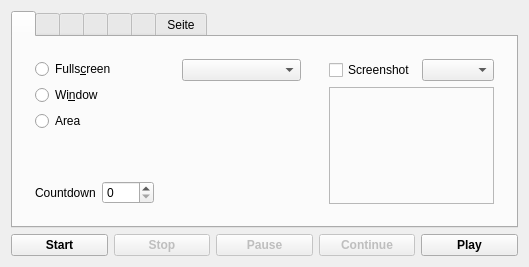
Qt form mainwindow.ui (vkohaupt/vokoscreenNG) before a commit.
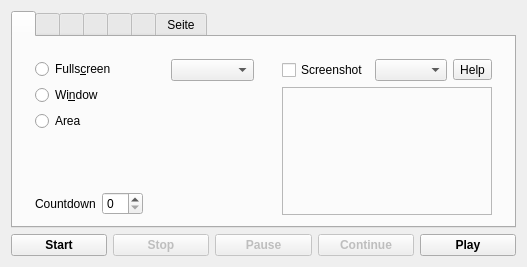
The same form after that commit.

What changed in the file:
```diff
--- a/mainwindow.ui
+++ b/mainwindow.ui
@@ -6,7 +6,7 @@
    <rect>
     <x>0</x>
     <y>0</y>
-    <width>529</width>
+    <width>527</width>
     <height>267</height>
    </rect>
   </property>
@@ -42,6 +42,9 @@
              <enum>QFrame::NoFrame</enum>
             </property>
             <layout class="QVBoxLayout" name="verticalLayout_7">
+             <property name="bottomMargin">
+              <number>0</number>
+             </property>
              <item>
               <widget class="QComboBox" name="comboBoxScreen">
                <property name="sizePolicy">
@@ -74,6 +77,9 @@
              <enum>QFrame::NoFrame</enum>
             </property>
             <layout class="QVBoxLayout" name="verticalLayout_6">
+             <property name="bottomMargin">
+              <number>0</number>
+             </property>
              <item>
               <widget class="QRadioButton" name="radioButtonFullscreen">
                <property name="text">
@@ -134,6 +140,9 @@
           <item row="1" column="3">
            <widget class="QFrame" name="frameScreenshot">
             <layout class="QVBoxLayout" name="verticalLayout_13">
+             <property name="bottomMargin">
+              <number>0</number>
+             </property>
              <item>
               <layout class="QHBoxLayout" name="horizontalLayout_15">
                <item>
@@ -146,6 +155,16 @@
                <item>
                 <widget class="QComboBox" name="comboBoxScreenShotFormat"/>
                </item>
+               <item>
+                <widget class="QToolButton" name="toolButtonScreenHelp">
+                 <property name="toolTip">
+                  <string>Help</string>
+                 </property>
+                 <property name="text">
+                  <string>Help</string>
+                 </property>
+                </widget>
+               </item>
               </layout>
              </item>
              <item>
```
Left out of the diff: 8 changed lines with no effect on the pictures.
